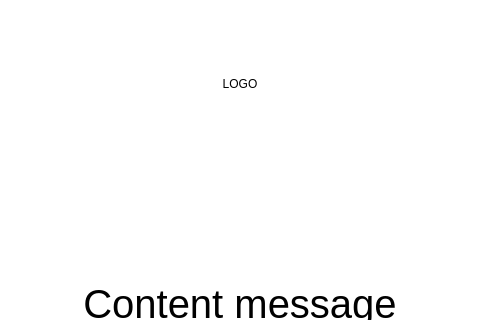
Above: resources/InitLayout.ui from KelloTomas/RALLO before the change; both pictures show x 160 to 640 and y 0 to 320 of the 800 by 480 pixel window. Below: the same form after it.
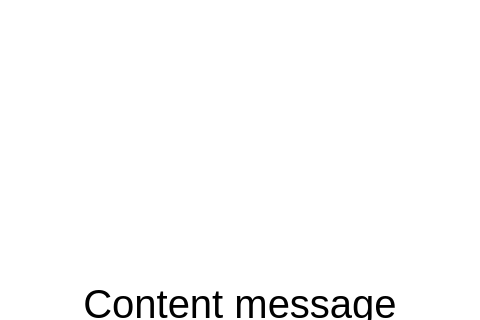
That is the form after the change.

What changed in the file:
```diff
--- a/resources/InitLayout.ui
+++ b/resources/InitLayout.ui
@@ -178,7 +178,7 @@
      <item>
       <widget class="QLabel" name="logo">
        <property name="text">
-        <string>LOGO</string>
+        <string/>
        </property>
        <property name="alignment">
         <set>Qt::AlignCenter</set>
```
